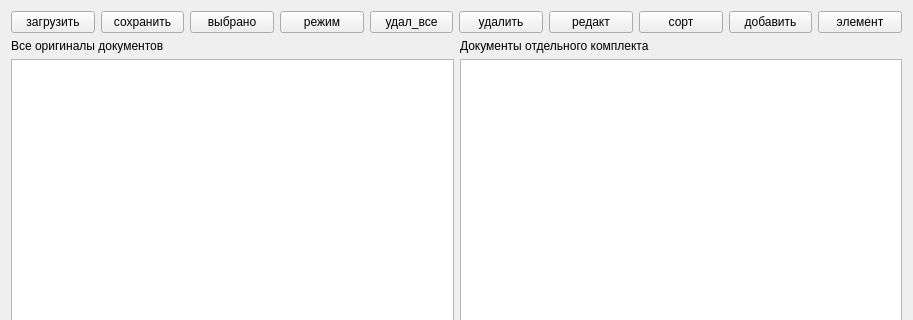
Old version of the form 18_create_soft_links/create_soft_links/src/widget.ui in the repository 8evgeny/GIT; both pictures show x 0 to 913 and y 0 to 320 of the 913 by 990 pixel window.
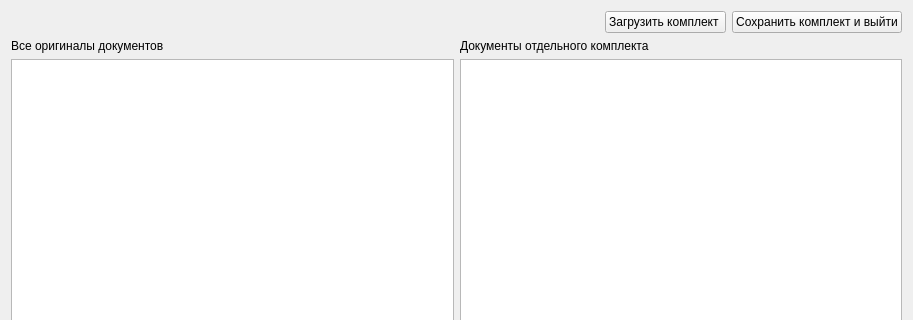
New version of the form.

```diff
--- a/18_create_soft_links/create_soft_links/src/widget.ui
+++ b/18_create_soft_links/create_soft_links/src/widget.ui
@@ -17,72 +17,35 @@
    <item row="0" column="0">
     <layout class="QHBoxLayout" name="horizontalLayout_2">
      <item>
-      <widget class="QPushButton" name="pushButton_10">
-       <property name="text">
-        <string>загрузить</string>
+      <spacer name="horizontalSpacer">
+       <property name="orientation">
+        <enum>Qt::Horizontal</enum>
        </property>
-      </widget>
-     </item>
-     <item>
-      <widget class="QPushButton" name="pushButton_9">
-       <property name="text">
-        <string>сохранить</string>
+       <property name="sizeHint" stdset="0">
+        <size>
+         <width>40</width>
+         <height>20</height>
+        </size>
        </property>
-      </widget>
+      </spacer>
      </item>
      <item>
-      <widget class="QPushButton" name="pushButton_8">
-       <property name="text">
-        <string>выбрано</string>
+      <widget class="QPushButton" name="pushButton_Load">
+       <property name="enabled">
+        <bool>true</bool>
        </property>
-      </widget>
-     </item>
-     <item>
-      <widget class="QPushButton" name="pushButton_7">
        <property name="text">
-        <string>режим</string>
+        <string>Загрузить комплект </string>
        </property>
       </widget>
      </item>
      <item>
-      <widget class="QPushButton" name="pushButton_6">
-       <property name="text">
-        <string>удал_все</string>
+      <widget class="QPushButton" name="pushButton_Save">
+       <property name="enabled">
+        <bool>true</bool>
        </property>
-      </widget>
-     </item>
-     <item>
-      <widget class="QPushButton" name="pushButton_5">
        <property name="text">
-        <string>удалить</string>
-       </property>
-      </widget>
-     </item>
-     <item>
-      <widget class="QPushButton" name="pushButton_4">
-       <property name="text">
-        <string>редакт</string>
-       </property>
-      </widget>
-     </item>
-     <item>
-      <widget class="QPushButton" name="pushButton_2">
-       <property name="text">
-        <string>сорт</string>
-       </property>
-      </widget>
-     </item>
-     <item>
-      <widget class="QPushButton" name="pushButton">
-       <property name="text">
-        <string>добавить</string>
-       </property>
-      </widget>
-     </item>
-     <item>
-      <widget class="QPushButton" name="pushButton_3">
-       <property name="text">
-        <string>элемент</string>
+        <string>Сохранить комплект и выйти</string>
        </property>
       </widget>
      </item>
```
Left out of the diff: 8 changed lines with no effect on the pictures.
